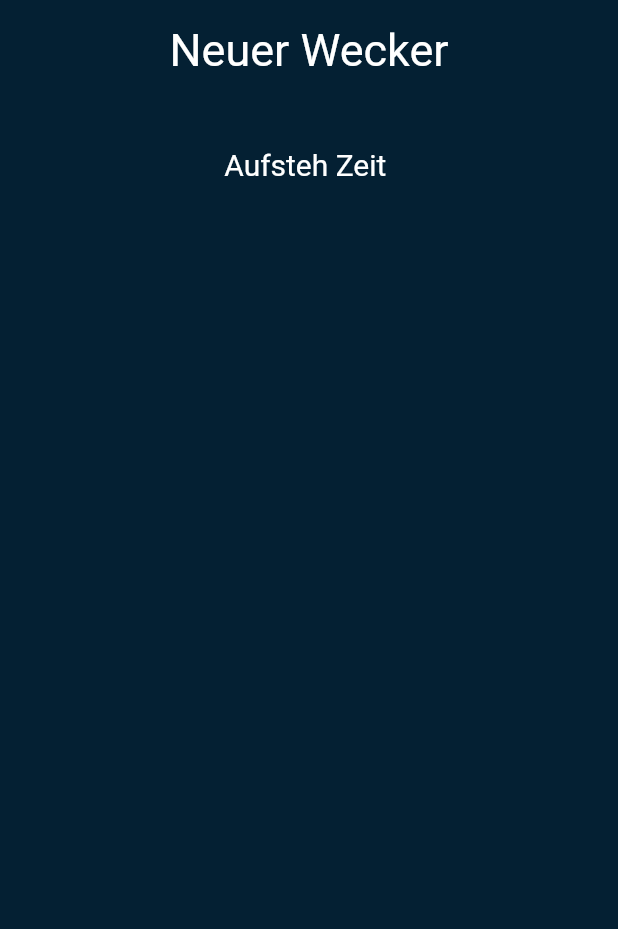
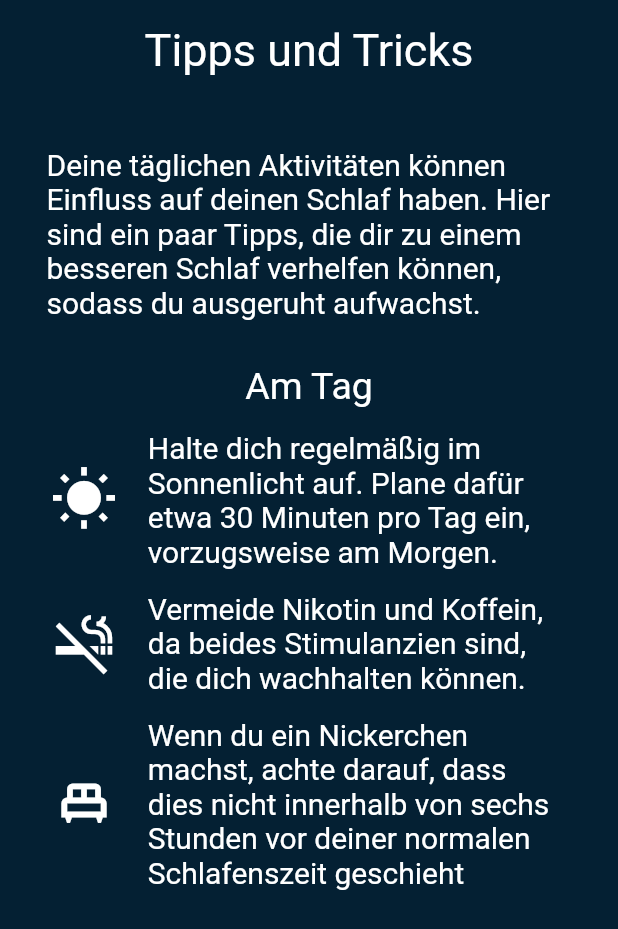
Before and after one commit to Murks1/Weckers, a Flutter app: the screen it shows after launch, in the side drawer, after a tap on "Tipps und Tricks", on a phone screen of 412 x 824 dp. Shown: the top 929 px of the screen. Run offline on Flutter 3.47's test engine with Material 2 defaults, Android fonts, the phone set to English and light mode, and no system bars; our stand-ins replace shared_preferences.

Commit message:
Texte und Icons für Tipps und Tricks

```diff
--- a/lib/tipps_und_tricks_page.dart
+++ b/lib/tipps_und_tricks_page.dart
@@ -46,7 +46,7 @@ class TippsUndTricksState extends State<TippsUndTricksPage> {
                           children: [
 
                             Text(
-                              "Neuer Wecker",
+                              "Tipps und Tricks",
                               style: TextStyle(
                                 color: Colors.white,
                                 fontFamily: 'Roboto',
@@ -69,19 +69,126 @@ class TippsUndTricksState extends State<TippsUndTricksPage> {
                                   mainAxisSize: MainAxisSize.max,
                                   mainAxisAlignment: MainAxisAlignment.center,
                                   children: [
-                                    Text(
-                                      "Aufsteh Zeit ",
-                                      style: TextStyle(
-                                        color: Colors.white,
-                                        fontFamily: 'Roboto',
-                                        fontSize: 20,
+                                    Container(
+                                      width: 350,
+                                      child: Text(
+                              "Deine täglichen Aktivitäten können Einfluss auf deinen Schlaf haben. Hier sind ein paar Tipps, die dir zu einem besseren Schlaf verhelfen können, sodass du ausgeruht aufwachst. ",
+                                  style: TextStyle(
+                                    color: Colors.white,
+                                    fontFamily: 'Roboto',
+                                    fontSize: 20,
+                                    ),
                                       ),
                                     ),
+
+                                  ]),
+                              Container(
+                                height: 30,
+                              ),
+                              Row(
+                                mainAxisSize: MainAxisSize.max,
+                                mainAxisAlignment: MainAxisAlignment.spaceEvenly,
+                                children: [
+
+                                  Text(
+                                    "Am Tag",
+                                    style: TextStyle(
+                                      color: Colors.white,
+                                      fontFamily: 'Roboto',
+                                      fontSize: 25,
+                                    ),
+                                  ),
+
+                                ],
+                              ),
+                              Container(
+                                height: 15,
+                              ),
+                              Row(
+                                  mainAxisSize: MainAxisSize.max,
+                                  mainAxisAlignment: MainAxisAlignment.center,
+                                  children: [
+                                    Icon(
+                                        Icons.wb_sunny_sharp,
+                                        color: Colors.white,
+                                        size: 45,
+                                    ),
+                                    Container(
+                                      width: 20,
+                                    ),
+                                    Container(
+                                      width: 280,
+                                      child: Text(
+                                        "Halte dich regelmäßig im Sonnenlicht auf. Plane dafür etwa 30 Minuten pro Tag ein, vorzugsweise am Morgen. ",
+                                        style: TextStyle(
+                                          color: Colors.white,
+                                          fontFamily: 'Roboto',
+                                          fontSize: 20,
+                                        ),
+                                      ),
+                                    ),
+
                                   ]),
                               Container(
                                 height: 15,
                               ),
-                              // Tapabel: Element klickbar machen
+                              Row(
+                                  mainAxisSize: MainAxisSize.max,
+                                  mainAxisAlignment: MainAxisAlignment.center,
+                                  children: [
+                                    Icon(
+                                      Icons.smoke_free,
+                                      color: Colors.white,
+                                      size: 45,
+                                    ),
+                                    Container(
+                                      width: 20,
+                                    ),
+                                    Container(
+                                      width: 280,
+                                      child: Text(
+                                        "Vermeide Nikotin und Koffein, da beides Stimulanzien sind, die dich wachhalten können. ",
+                                        style: TextStyle(
+                                          color: Colors.white,
+                                          fontFamily: 'Roboto',
+                                          fontSize: 20,
+                                        ),
+                                      ),
+                                    ),
+
+                                  ]),
+                              Container(
+                                height: 15,
+                              ),
+                              Row(
+                                  mainAxisSize: MainAxisSize.max,
+                                  mainAxisAlignment: MainAxisAlignment.center,
+                                  children: [
+                                    Icon(
+                                      Icons.single_bed,
+                                      color: Colors.white,
+                                      size: 45,
+                                    ),
+                                    Container(
+                                      width: 20,
+                                    ),
+                                    Container(
+                                      width: 280,
+                                      child: Text(
+                                        "Wenn du ein Nickerchen machst, achte darauf, dass dies nicht innerhalb von sechs Stunden vor deiner normalen Schlafenszeit geschieht ",
+                                        style: TextStyle(
+                                          color: Colors.white,
+                                          fontFamily: 'Roboto',
+                                          fontSize: 20,
+                                        ),
+                                      ),
+                                    ),
+
+                                  ]),
+                              Container(
+                                height: 15,
+                              ),
+
                               ]
 
                           ),
```
